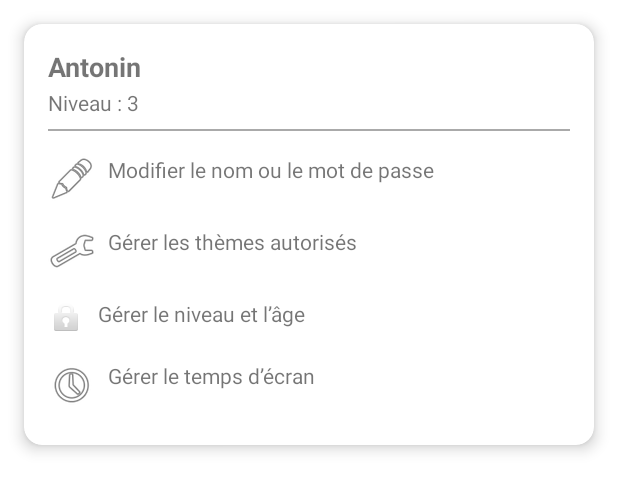
After one commit to palminaN/EduLLM, an Android app: the layout card_enfant.xml on its own in the app's theme, with its tools: preview values and no code run, on a phone screen of 412 x 824 dp. The commit adds this screen. Shown: the top 491 px of the screen. Run offline under Robolectric (Android 15) with nearby library versions, the phone set to English and light mode, and no system bars.

Commit message:
ajout carrousel des enfants

```diff
--- /dev/null
+++ b/app/src/main/res/layout/card_enfant.xml
@@ -0,0 +1,79 @@
+<?xml version="1.0" encoding="utf-8"?>
+<!-- Card for child account -->
+<androidx.cardview.widget.CardView
+    android:id="@+id/child_card"
+    android:layout_width="match_parent"
+    android:layout_height="wrap_content"
+    app:cardCornerRadius="12dp"
+    app:cardElevation="6dp"
+    app:layout_constraintTop_toBottomOf="@id/subtitle"
+    app:layout_constraintStart_toStartOf="parent"
+    app:layout_constraintEnd_toEndOf="parent"
+    android:layout_margin="16dp"
+    xmlns:android="http://schemas.android.com/apk/res/android"
+    xmlns:app="http://schemas.android.com/apk/res-auto"
+    xmlns:tools="http://schemas.android.com/tools">
+
+    <LinearLayout
+        android:orientation="vertical"
+        android:layout_width="match_parent"
+        android:layout_height="wrap_content"
+        android:padding="16dp">
+
+        <TextView
+            android:id="@+id/child_name"
+            android:layout_width="wrap_content"
+            android:layout_height="wrap_content"
+            android:text="Antonin"
+            android:textStyle="bold"
+            android:textSize="18sp"/>
+
+        <TextView
+            android:id="@+id/child_level"
+            android:layout_width="wrap_content"
+            android:layout_height="wrap_content"
+            android:text="Niveau : 3"
+            android:textSize="14sp"
+            android:layout_marginTop="2dp"/>
+
+        <View
+            android:layout_width="match_parent"
+            android:layout_height="1dp"
+            android:background="@android:color/darker_gray"
+            android:layout_marginTop="8dp"
+            android:layout_marginBottom="8dp"/>
+
+        <!-- Options List -->
+        <TextView
+            android:layout_width="match_parent"
+            android:layout_height="wrap_content"
+            android:text="Modifier le nom ou le mot de passe"
+            android:drawableStart="@android:drawable/ic_menu_edit"
+            android:drawablePadding="8dp"
+            android:paddingVertical="8dp"/>
+
+        <TextView
+            android:layout_width="match_parent"
+            android:layout_height="wrap_content"
+            android:text="Gérer les thèmes autorisés"
+            android:drawableStart="@android:drawable/ic_menu_manage"
+            android:drawablePadding="8dp"
+            android:paddingVertical="8dp"/>
+
+        <TextView
+            android:layout_width="match_parent"
+            android:layout_height="wrap_content"
+            android:text="Gérer le niveau et l’âge"
+            android:drawableStart="@android:drawable/ic_lock_idle_lock"
+            android:drawablePadding="8dp"
+            android:paddingVertical="8dp"/>
+
+        <TextView
+            android:layout_width="match_parent"
+            android:layout_height="wrap_content"
+            android:text="Gérer le temps d’écran"
+            android:drawableStart="@android:drawable/ic_menu_recent_history"
+            android:drawablePadding="8dp"
+            android:paddingVertical="8dp"/>
+    </LinearLayout>
+</androidx.cardview.widget.CardView>
--- a/app/src/main/res/layout/fragment_home_parent.xml
+++ /dev/null
@@ -1,6 +0,0 @@
-<?xml version="1.0" encoding="utf-8"?>
-<androidx.constraintlayout.widget.ConstraintLayout xmlns:android="http://schemas.android.com/apk/res/android"
-    android:layout_width="match_parent"
-    android:layout_height="match_parent">
-
-</androidx.constraintlayout.widget.ConstraintLayout>
```
Also changed, not shown: app/src/main/java/com/example/edullm/Fragments/FragmentGestionEnfants.java (added, +51 -0 lines), app/src/main/res/layout/fragment_parent_settings.xml (+7 -72 lines).
